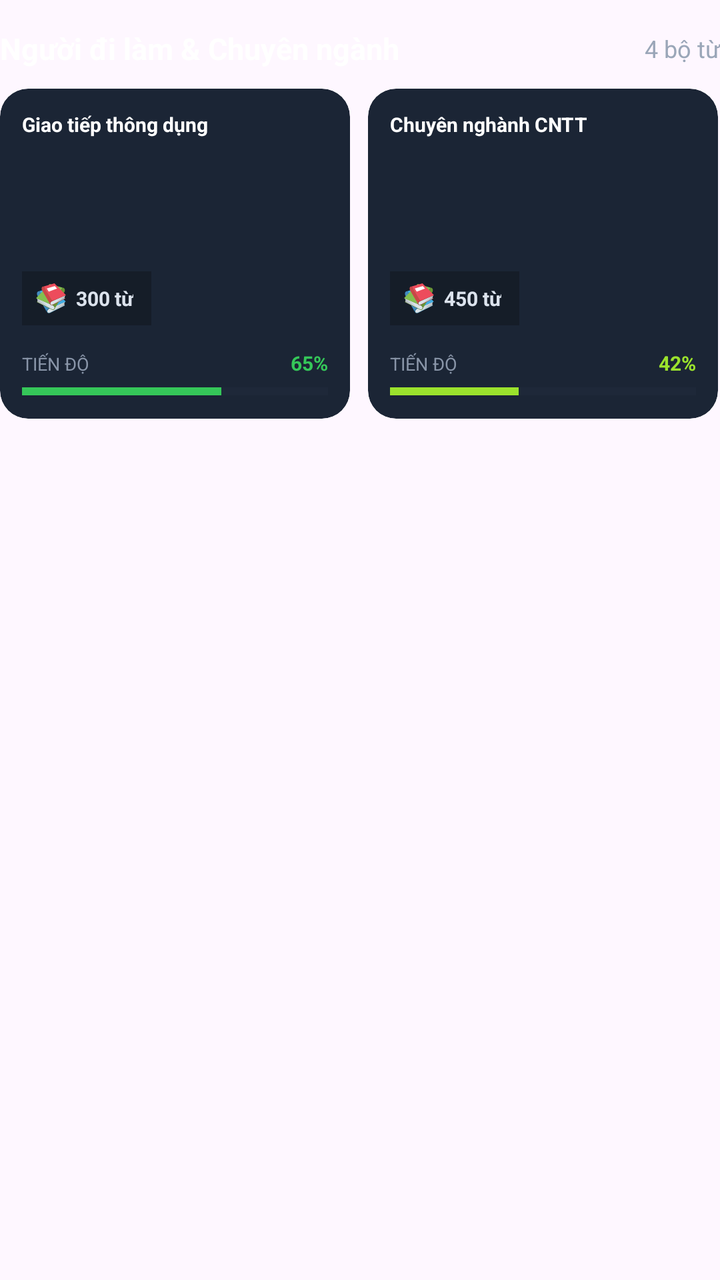
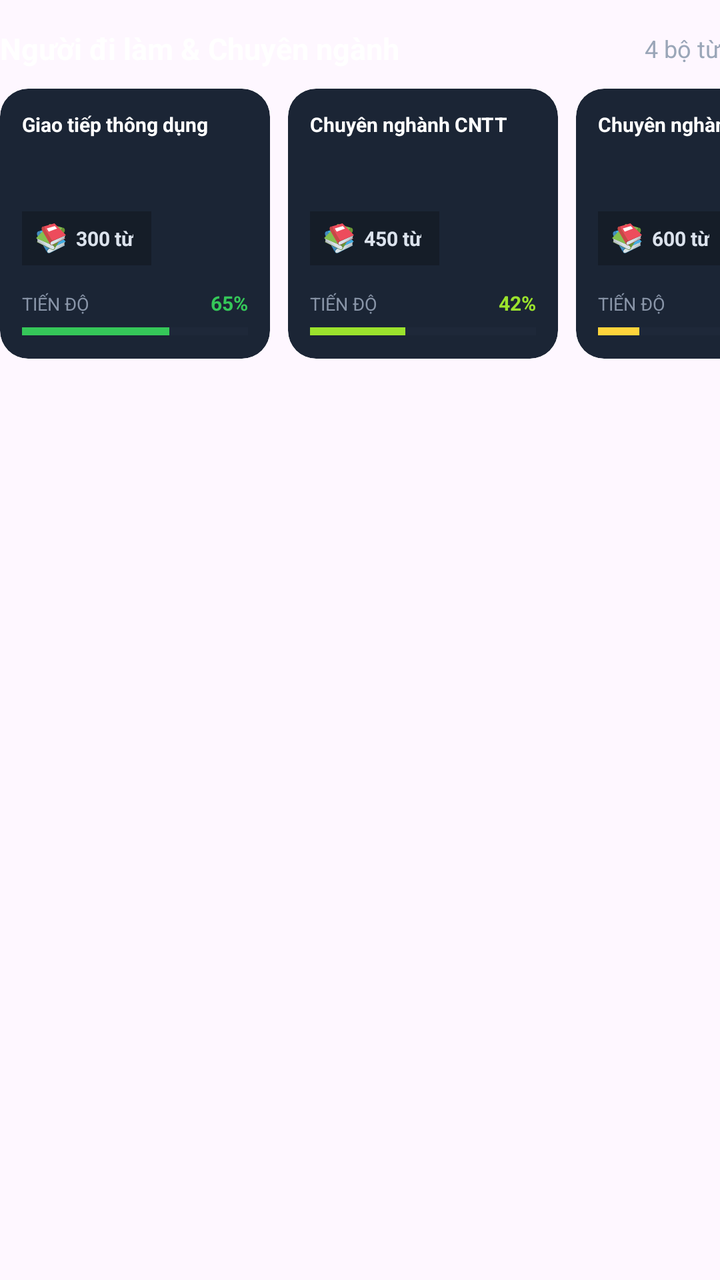

The first picture is an Android layout as it rendered before a commit; the second is the same layout after the commit. The layout source and the unified diff follow.
<!-- AndroidManifest.xml: application theme Theme.Kenglish -->
<!-- res/layout/trangchu_dslotrinh_nguoidilam.xml -->
<?xml version="1.0" encoding="utf-8"?>
<LinearLayout
    xmlns:android="http://schemas.android.com/apk/res/android"
    xmlns:app="http://schemas.android.com/apk/res-auto"
    android:layout_width="match_parent"
    android:layout_height="wrap_content"
    android:layout_marginTop="18dp"
    android:orientation="vertical">


    
    
    

    <LinearLayout
        android:layout_width="match_parent"
        android:layout_height="wrap_content"
        android:gravity="center_vertical"
        android:orientation="horizontal"
        android:layout_marginTop="14dp">


        
        <TextView
            android:id="@+id/txt_tieu_de_nguoidilam"
            android:layout_width="0dp"
            android:layout_height="wrap_content"
            android:layout_weight="1"
            android:text="Người đi làm &amp; Chuyên ngành"
            android:textColor="#FFFFFF"
            android:textSize="15sp"
            android:textStyle="bold" />


        
        <TextView
            android:id="@+id/txt_so_bo_nguoidilam"
            android:layout_width="wrap_content"
            android:layout_height="wrap_content"
            android:text="4 bộ từ"
            android:textColor="#9AA6B8"
            android:textSize="12sp" />


    </LinearLayout>


    
    
    

    <HorizontalScrollView
        android:id="@+id/cuon_bo_tu_nguoidilam"
        android:layout_width="match_parent"
        android:layout_height="wrap_content"
        android:layout_marginTop="10dp"
        android:clipToPadding="false"
        android:overScrollMode="never"
        android:scrollbars="none">


        <LinearLayout
            android:id="@+id/danh_sach_bo_tu_nguoidilam"
            android:layout_width="wrap_content"
            android:layout_height="wrap_content"
            android:orientation="horizontal">


            
            
            

            <com.google.android.material.card.MaterialCardView
                android:id="@+id/the_nguoidilam_co_ban"
                android:layout_width="175dp"
                android:layout_height="165dp"
                android:layout_marginEnd="9dp"
                app:cardBackgroundColor="#1B2535"
                app:cardCornerRadius="14dp"
                app:cardElevation="0dp"
                app:strokeWidth="0dp">


                <LinearLayout
                    android:layout_width="match_parent"
                    android:layout_height="match_parent"
                    android:orientation="vertical"
                    android:padding="11dp">


                    
                    <TextView
                        android:layout_width="match_parent"
                        android:layout_height="0dp"
                        android:layout_weight="1"
                        android:maxLines="2"
                        android:text="Giao tiếp thông dụng"
                        android:textColor="#FFFFFF"
                        android:textSize="10sp"
                        android:textStyle="bold" />


                    
                    <LinearLayout
                        android:layout_width="wrap_content"
                        android:layout_height="27dp"
                        android:background="#151D28"
                        android:gravity="center_vertical"
                        android:orientation="horizontal"
                        android:paddingStart="7dp"
                        android:paddingEnd="9dp">


                        <ImageView
                            android:layout_width="15dp"
                            android:layout_height="15dp"
                            android:contentDescription="Icon bộ từ"
                            android:src="@drawable/nen_nhan_lo_trinh" />


                        <TextView
                            android:layout_width="wrap_content"
                            android:layout_height="wrap_content"
                            android:layout_marginStart="5dp"
                            android:text="300 từ"
                            android:textColor="#DCE3ED"
                            android:textSize="10sp"
                            android:textStyle="bold" />


                    </LinearLayout>


                    
                    <LinearLayout
                        android:layout_width="match_parent"
                        android:layout_height="wrap_content"
                        android:layout_marginTop="12dp"
                        android:orientation="horizontal">


                        <TextView
                            android:layout_width="0dp"
                            android:layout_height="wrap_content"
                            android:layout_weight="1"
                            android:text="TIẾN ĐỘ"
                            android:textColor="#8995A8"
                            android:textSize="9sp" />


                        <TextView
                            android:layout_width="wrap_content"
                            android:layout_height="wrap_content"
                            android:text="65%"
                            android:textColor="#35C759"
                            android:textSize="10sp"
                            android:textStyle="bold" />


                    </LinearLayout>


                    <ProgressBar
                        style="?android:attr/progressBarStyleHorizontal"
                        android:layout_width="match_parent"
                        android:layout_height="5dp"
                        android:layout_marginTop="5dp"
                        android:max="100"
                        android:progress="65"
                        android:progressBackgroundTint="#2A3547"
                        android:progressTint="#35C759" />


                </LinearLayout>


            </com.google.android.material.card.MaterialCardView>


            
            
            

            <com.google.android.material.card.MaterialCardView
                android:id="@+id/the_nguoidilam_450"
                android:layout_width="175dp"
                android:layout_height="165dp"
                android:layout_marginEnd="9dp"
                app:cardBackgroundColor="#1B2535"
                app:cardCornerRadius="14dp"
                app:cardElevation="0dp"
                app:strokeWidth="0dp">


                <LinearLayout
                    android:layout_width="match_parent"
                    android:layout_height="match_parent"
                    android:orientation="vertical"
                    android:padding="11dp">


                    <TextView
                        android:layout_width="match_parent"
                        android:layout_height="0dp"
                        android:layout_weight="1"
                        android:maxLines="2"
                        android:text="Chuyên nghành CNTT"
                        android:textColor="#FFFFFF"
                        android:textSize="10sp"
                        android:textStyle="bold" />


                    <LinearLayout
                        android:layout_width="wrap_content"
                        android:layout_height="27dp"
                        android:background="#151D28"
                        android:gravity="center_vertical"
                        android:orientation="horizontal"
                        android:paddingStart="7dp"
                        android:paddingEnd="9dp">


                        <ImageView
                            android:layout_width="15dp"
                            android:layout_height="15dp"
                            android:contentDescription="Icon bộ từ"
                            android:src="@drawable/nen_nhan_lo_trinh" />


                        <TextView
                            android:layout_width="wrap_content"
                            android:layout_height="wrap_content"
                            android:layout_marginStart="5dp"
                            android:text="450 từ"
                            android:textColor="#DCE3ED"
                            android:textSize="10sp"
                            android:textStyle="bold" />


                    </LinearLayout>


                    <LinearLayout
                        android:layout_width="match_parent"
                        android:layout_height="wrap_content"
                        android:layout_marginTop="12dp"
                        android:orientation="horizontal">


                        <TextView
                            android:layout_width="0dp"
                            android:layout_height="wrap_content"
                            android:layout_weight="1"
                            android:text="TIẾN ĐỘ"
                            android:textColor="#8995A8"
                            android:textSize="9sp" />


                        <TextView
                            android:layout_width="wrap_content"
                            android:layout_height="wrap_content"
                            android:text="42%"
                            android:textColor="#9BE22D"
                            android:textSize="10sp"
                            android:textStyle="bold" />


                    </LinearLayout>


                    <ProgressBar
                        style="?android:attr/progressBarStyleHorizontal"
                        android:layout_width="match_parent"
                        android:layout_height="5dp"
                        android:layout_marginTop="5dp"
                        android:max="100"
                        android:progress="42"
                        android:progressBackgroundTint="#2A3547"
                        android:progressTint="#9BE22D" />


                </LinearLayout>


            </com.google.android.material.card.MaterialCardView>


            
            
            

            <com.google.android.material.card.MaterialCardView
                android:id="@+id/the_nguoidilam_650"
                android:layout_width="175dp"
                android:layout_height="165dp"
                android:layout_marginEnd="9dp"
                app:cardBackgroundColor="#1B2535"
                app:cardCornerRadius="14dp"
                app:cardElevation="0dp"
                app:strokeWidth="0dp">


                <LinearLayout
                    android:layout_width="match_parent"
                    android:layout_height="match_parent"
                    android:orientation="vertical"
                    android:padding="11dp">


                    <TextView
                        android:layout_width="match_parent"
                        android:layout_height="0dp"
                        android:layout_weight="1"
                        android:maxLines="2"
                        android:text="Chuyên nghành Y Khoa"
                        android:textColor="#FFFFFF"
                        android:textSize="10sp"
                        android:textStyle="bold" />


                    <LinearLayout
                        android:layout_width="wrap_content"
                        android:layout_height="27dp"
                        android:background="#151D28"
                        android:gravity="center_vertical"
                        android:orientation="horizontal"
                        android:paddingStart="7dp"
                        android:paddingEnd="9dp">


                        <ImageView
                            android:layout_width="15dp"
                            android:layout_height="15dp"
                            android:contentDescription="Icon bộ từ"
                            android:src="@drawable/nen_nhan_lo_trinh" />


                        <TextView
                            android:layout_width="wrap_content"
                            android:layout_height="wrap_content"
                            android:layout_marginStart="5dp"
                            android:text="600 từ"
                            android:textColor="#DCE3ED"
                            android:textSize="10sp"
                            android:textStyle="bold" />


                    </LinearLayout>


                    <LinearLayout
                        android:layout_width="match_parent"
                        android:layout_height="wrap_content"
                        android:layout_marginTop="12dp"
                        android:orientation="horizontal">


                        <TextView
                            android:layout_width="0dp"
                            android:layout_height="wrap_content"
                            android:layout_weight="1"
                            android:text="TIẾN ĐỘ"
                            android:textColor="#8995A8"
                            android:textSize="9sp" />


                        <TextView
                            android:layout_width="wrap_content"
                            android:layout_height="wrap_content"
                            android:text="18%"
                            android:textColor="#FFD43B"
                            android:textSize="10sp"
                            android:textStyle="bold" />


                    </LinearLayout>


                    <ProgressBar
                        style="?android:attr/progressBarStyleHorizontal"
                        android:layout_width="match_parent"
                        android:layout_height="5dp"
                        android:layout_marginTop="5dp"
                        android:max="100"
                        android:progress="18"
                        android:progressBackgroundTint="#2A3547"
                        android:progressTint="#FFD43B" />


                </LinearLayout>


            </com.google.android.material.card.MaterialCardView>


            
            
            

            <com.google.android.material.card.MaterialCardView
                android:id="@+id/the_nguoidilam_850"
                android:layout_width="175dp"
                android:layout_height="165dp"
                app:cardBackgroundColor="#1B2535"
                app:cardCornerRadius="14dp"
                app:cardElevation="0dp"
                app:strokeWidth="0dp">


                <LinearLayout
                    android:layout_width="match_parent"
                    android:layout_height="match_parent"
                    android:orientation="vertical"
                    android:padding="11dp">


                    <TextView
                        android:layout_width="match_parent"
                        android:layout_height="0dp"
                        android:layout_weight="1"
                        android:maxLines="2"
                        android:text="Chuyên nghành Xuất nhập khẩu"
                        android:textColor="#FFFFFF"
                        android:textSize="10sp"
                        android:textStyle="bold" />


                    <LinearLayout
                        android:layout_width="wrap_content"
                        android:layout_height="27dp"
                        android:background="#151D28"
                        android:gravity="center_vertical"
                        android:orientation="horizontal"
                        android:paddingStart="7dp"
                        android:paddingEnd="9dp">


                        <ImageView
                            android:layout_width="15dp"
                            android:layout_height="15dp"
                            android:contentDescription="Icon bộ từ"
                            android:src="@drawable/nen_nhan_lo_trinh" />


                        <TextView
                            android:layout_width="wrap_content"
                            android:layout_height="wrap_content"
                            android:layout_marginStart="5dp"
                            android:text="800 từ"
                            android:textColor="#DCE3ED"
                            android:textSize="10sp"
                            android:textStyle="bold" />


                    </LinearLayout>


                    <LinearLayout
                        android:layout_width="match_parent"
                        android:layout_height="wrap_content"
                        android:layout_marginTop="12dp"
                        android:orientation="horizontal">


                        <TextView
                            android:layout_width="0dp"
                            android:layout_height="wrap_content"
                            android:layout_weight="1"
                            android:text="TIẾN ĐỘ"
                            android:textColor="#8995A8"
                            android:textSize="9sp" />


                        <TextView
                            android:layout_width="wrap_content"
                            android:layout_height="wrap_content"
                            android:text="0%"
                            android:textColor="#22A8E8"
                            android:textSize="10sp"
                            android:textStyle="bold" />


                    </LinearLayout>


                    <ProgressBar
                        style="?android:attr/progressBarStyleHorizontal"
                        android:layout_width="match_parent"
                        android:layout_height="5dp"
                        android:layout_marginTop="5dp"
                        android:max="100"
                        android:progress="0"
                        android:progressBackgroundTint="#2A3547"
                        android:progressTint="#22A8E8" />


                </LinearLayout>


            </com.google.android.material.card.MaterialCardView>


        </LinearLayout>


    </HorizontalScrollView>


</LinearLayout>
<!-- resources referenced by this layout -->
<resources>
  <!-- drawable nen_nhan_lo_trinh: vector/xml drawable (drawable, 2788 chars, omitted) -->
  <style name="Theme.Kenglish" parent="Base.Theme.Kenglish" />
  <style name="Base.Theme.Kenglish" parent="Theme.Material3.DayNight.NoActionBar">
          
          
      </style>
</resources>

<!-- the commit's change to res/layout/trangchu_dslotrinh_nguoidilam.xml (unified diff, before → after) -->
@@ -72,8 +72,8 @@
 
             <com.google.android.material.card.MaterialCardView
                 android:id="@+id/the_nguoidilam_co_ban"
-                android:layout_width="175dp"
-                android:layout_height="165dp"
+                android:layout_width="135dp"
+                android:layout_height="135dp"
                 android:layout_marginEnd="9dp"
                 app:cardBackgroundColor="#1B2535"
                 app:cardCornerRadius="14dp"
@@ -183,8 +183,8 @@
 
             <com.google.android.material.card.MaterialCardView
                 android:id="@+id/the_nguoidilam_450"
-                android:layout_width="175dp"
-                android:layout_height="165dp"
+                android:layout_width="135dp"
+                android:layout_height="135dp"
                 android:layout_marginEnd="9dp"
                 app:cardBackgroundColor="#1B2535"
                 app:cardCornerRadius="14dp"
@@ -291,8 +291,8 @@
 
             <com.google.android.material.card.MaterialCardView
                 android:id="@+id/the_nguoidilam_650"
-                android:layout_width="175dp"
-                android:layout_height="165dp"
+                android:layout_width="135dp"
+                android:layout_height="135dp"
                 android:layout_marginEnd="9dp"
                 app:cardBackgroundColor="#1B2535"
                 app:cardCornerRadius="14dp"
@@ -399,8 +399,8 @@
 
             <com.google.android.material.card.MaterialCardView
                 android:id="@+id/the_nguoidilam_850"
-                android:layout_width="175dp"
-                android:layout_height="165dp"
+                android:layout_width="135dp"
+                android:layout_height="135dp"
                 app:cardBackgroundColor="#1B2535"
                 app:cardCornerRadius="14dp"
                 app:cardElevation="0dp"
